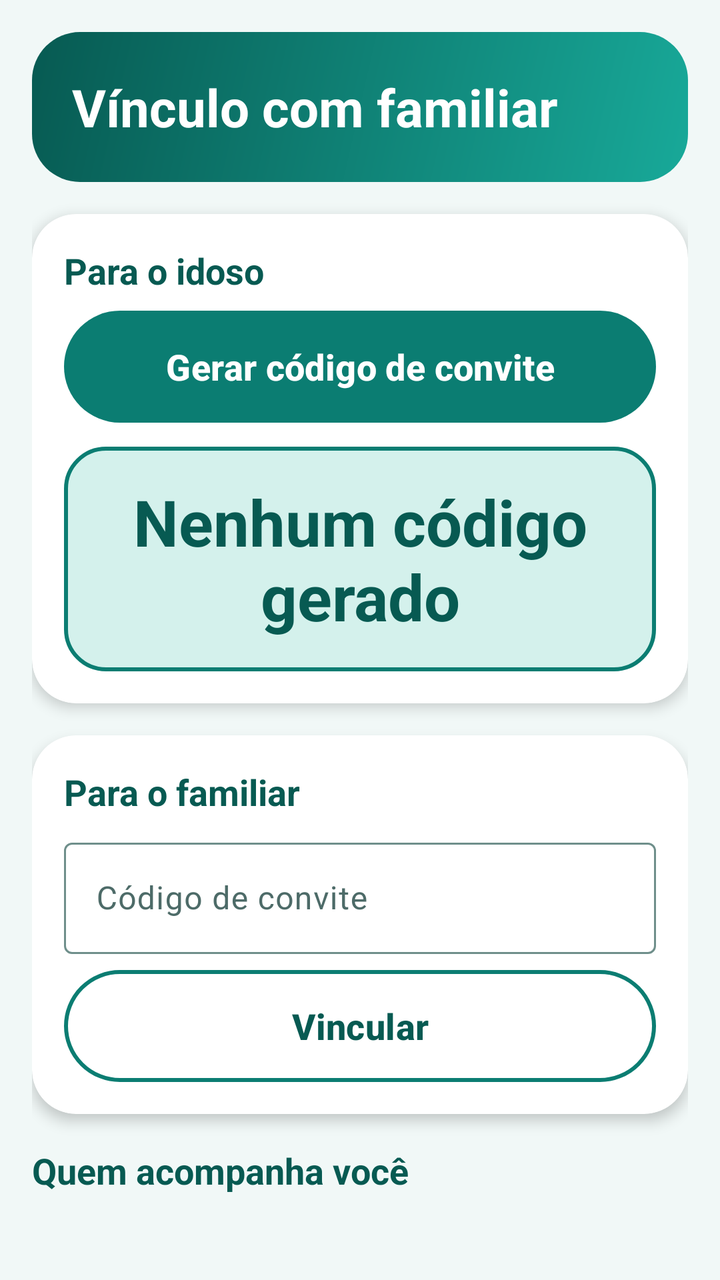
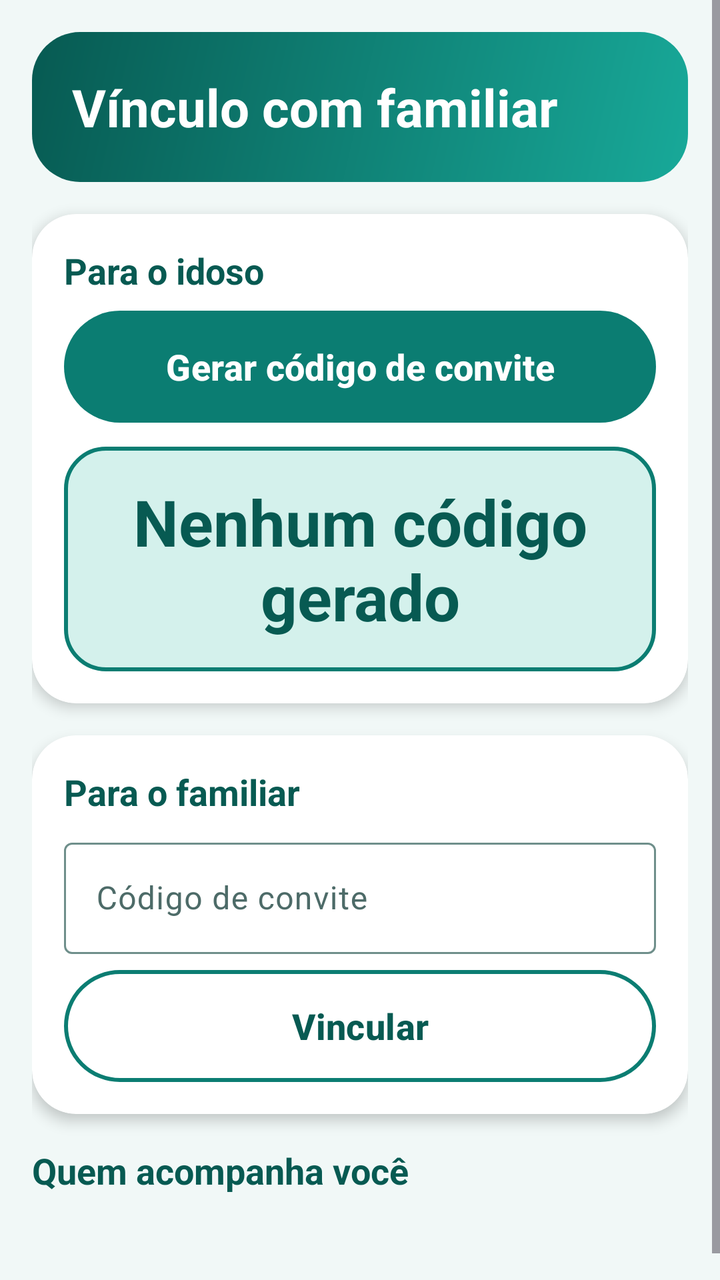

An Android layout rendered at two revisions. The XML below is the earlier revision; the diff shows what the commit changed to produce the second picture.
<!-- AndroidManifest.xml: application theme Theme.RemedioCerto -->
<!-- res/layout/fragment_vinculo.xml -->
<?xml version="1.0" encoding="utf-8"?>
<ScrollView xmlns:android="http://schemas.android.com/apk/res/android"
    android:layout_width="match_parent"
    android:layout_height="match_parent">

    <LinearLayout
        android:layout_width="match_parent"
        android:layout_height="wrap_content"
        android:orientation="vertical"
        android:padding="@dimen/margem">

        <TextView
            android:id="@+id/tvTitulo"
            style="@style/Estilo.Titulo"
            android:layout_width="match_parent"
            android:layout_height="wrap_content"
            android:text="@string/vinculo_titulo" />

        <com.google.android.material.card.MaterialCardView
            android:layout_width="match_parent"
            android:layout_height="wrap_content"
            android:layout_marginTop="@dimen/margem">

            <LinearLayout
                android:layout_width="match_parent"
                android:layout_height="wrap_content"
                android:orientation="vertical"
                android:padding="@dimen/margem">

                <TextView
                    style="@style/Estilo.Secao"
                    android:layout_width="match_parent"
                    android:layout_height="wrap_content"
                    android:text="@string/vinculo_gerar_titulo" />

                <com.google.android.material.button.MaterialButton
                    android:id="@+id/btnGerarCodigo"
                    android:layout_width="match_parent"
                    android:layout_height="@dimen/altura_botao"
                    android:layout_marginTop="8dp"
                    android:text="@string/vinculo_gerar" />

                <TextView
                    android:id="@+id/tvCodigo"
                    android:layout_width="match_parent"
                    android:layout_height="wrap_content"
                    android:layout_marginTop="12dp"
                    android:background="@drawable/bg_destaque"
                    android:gravity="center"
                    android:padding="@dimen/margem"
                    android:text="@string/vinculo_codigo_vazio"
                    android:textColor="@color/rc_primaria_escura"
                    android:textSize="@dimen/texto_alarme"
                    android:textStyle="bold" />
            </LinearLayout>
        </com.google.android.material.card.MaterialCardView>

        <com.google.android.material.card.MaterialCardView
            android:layout_width="match_parent"
            android:layout_height="wrap_content"
            android:layout_marginTop="@dimen/margem">

            <LinearLayout
                android:layout_width="match_parent"
                android:layout_height="wrap_content"
                android:orientation="vertical"
                android:padding="@dimen/margem">

                <TextView
                    style="@style/Estilo.Secao"
                    android:layout_width="match_parent"
                    android:layout_height="wrap_content"
                    android:text="@string/vinculo_usar_titulo" />

                <com.google.android.material.textfield.TextInputLayout
                    android:layout_width="match_parent"
                    android:layout_height="wrap_content"
                    android:layout_marginTop="8dp"
                    android:hint="@string/vinculo_codigo_hint">

                    <com.google.android.material.textfield.TextInputEditText
                        android:id="@+id/etCodigoConvite"
                        android:layout_width="match_parent"
                        android:layout_height="wrap_content"
                        android:inputType="number" />
                </com.google.android.material.textfield.TextInputLayout>

                <com.google.android.material.button.MaterialButton
                    android:id="@+id/btnVincular"
                    style="@style/Widget.RemedioCerto.Button.Outlined"
                    android:layout_width="match_parent"
                    android:layout_height="@dimen/altura_botao"
                    android:layout_marginTop="8dp"
                    android:text="@string/vinculo_vincular" />
            </LinearLayout>
        </com.google.android.material.card.MaterialCardView>

        <TextView
            style="@style/Estilo.Secao"
            android:layout_width="match_parent"
            android:layout_height="wrap_content"
            android:layout_marginTop="@dimen/margem"
            android:text="@string/vinculo_lista_titulo" />

        <androidx.recyclerview.widget.RecyclerView
            android:id="@+id/rvVinculos"
            android:layout_width="match_parent"
            android:layout_height="wrap_content"
            android:layout_marginTop="8dp"
            android:nestedScrollingEnabled="false" />
    </LinearLayout>
</ScrollView>
<!-- resources referenced by this layout -->
<resources>
  <color name="rc_primaria_escura">#075A52</color>
  <dimen name="altura_botao">56dp</dimen>
  <dimen name="margem">16dp</dimen>
  <dimen name="texto_alarme">32sp</dimen>
  <string name="vinculo_codigo_hint">Código de convite</string>
  <string name="vinculo_codigo_vazio">Nenhum código gerado</string>
  <string name="vinculo_gerar">Gerar código de convite</string>
  <string name="vinculo_gerar_titulo">Para o idoso</string>
  <string name="vinculo_lista_titulo">Quem acompanha você</string>
  <string name="vinculo_titulo">Vínculo com familiar</string>
  <string name="vinculo_usar_titulo">Para o familiar</string>
  <string name="vinculo_vincular">Vincular</string>
  <style name="Estilo.Secao" parent="">
          <item name="android:textColor">@color/rc_primaria_escura</item>
          <item name="android:textSize">18sp</item>
          <item name="android:textStyle">bold</item>
      </style>
  <style name="Widget.RemedioCerto.Button.Outlined" parent="Widget.Material3.Button.OutlinedButton">
          <item name="android:textSize">18sp</item>
          <item name="android:textStyle">bold</item>
          <item name="android:textAllCaps">false</item>
          <item name="android:insetTop">0dp</item>
          <item name="android:insetBottom">0dp</item>
          <item name="android:textColor">@color/rc_primaria_escura</item>
          <item name="cornerRadius">28dp</item>
          <item name="strokeColor">@color/rc_primaria</item>
          <item name="strokeWidth">2dp</item>
      </style>
  <color name="rc_primaria_clara">#D4F1EC</color>
  <color name="rc_primaria">#0B7D72</color>
  <color name="white">#FFFFFFFF</color>
  <color name="rc_sobre_primaria">#FFFFFF</color>
  <color name="rc_coral">#E8553A</color>
  <color name="rc_amarelo">#FFC93C</color>
  <color name="rc_fundo">#F1F8F7</color>
  <color name="rc_superficie">#FFFFFF</color>
  <color name="rc_superficie_alta">#E3F0EE</color>
  <color name="rc_texto">#12312F</color>
  <color name="rc_texto_suave">#4D6B68</color>
  <color name="rc_contorno_forte">#6F8F8B</color>
  <color name="rc_contorno">#C9E2DE</color>
  <style name="Forma.Pequena" parent="ShapeAppearance.Material3.SmallComponent">
          <item name="cornerFamily">rounded</item>
          <item name="cornerSize">14dp</item>
      </style>
  <style name="Forma.Media" parent="ShapeAppearance.Material3.MediumComponent">
          <item name="cornerFamily">rounded</item>
          <item name="cornerSize">22dp</item>
      </style>
  <style name="Forma.Grande" parent="ShapeAppearance.Material3.LargeComponent">
          <item name="cornerFamily">rounded</item>
          <item name="cornerSize">28dp</item>
      </style>
  <style name="Widget.RemedioCerto.Card" parent="Widget.Material3.CardView.Elevated">
          <item name="cardBackgroundColor">@color/rc_superficie</item>
          <item name="cardElevation">4dp</item>
          <item name="cardCornerRadius">22dp</item>
      </style>
  <style name="Widget.RemedioCerto.Button" parent="Widget.Material3.Button">
          <item name="android:textSize">18sp</item>
          <item name="android:textStyle">bold</item>
          <item name="android:textAllCaps">false</item>
          <item name="android:insetTop">0dp</item>
          <item name="android:insetBottom">0dp</item>
          <item name="cornerRadius">28dp</item>
      </style>
  <color name="rc_gradiente_fim">#18A999</color>
  <color name="rc_gradiente_inicio">#075A52</color>
  <style name="Texto.Aba" parent="TextAppearance.Material3.LabelMedium">
          <item name="android:textSize">13sp</item>
          <item name="android:textStyle">bold</item>
      </style>
  <!-- unchanged entries left out for length: 5 -->
</resources>

<!-- the commit's change to res/layout/fragment_vinculo.xml (unified diff, before → after) -->
@@ -17,6 +17,7 @@
             android:text="@string/vinculo_titulo" />
 
         <com.google.android.material.card.MaterialCardView
+            android:id="@+id/cardGerar"
             android:layout_width="match_parent"
             android:layout_height="wrap_content"
             android:layout_marginTop="@dimen/margem">
@@ -36,7 +37,8 @@
                 <com.google.android.material.button.MaterialButton
                     android:id="@+id/btnGerarCodigo"
                     android:layout_width="match_parent"
-                    android:layout_height="@dimen/altura_botao"
+                    android:layout_height="wrap_content"
+                    android:minHeight="@dimen/altura_botao"
                     android:layout_marginTop="8dp"
                     android:text="@string/vinculo_gerar" />
 
@@ -52,10 +54,30 @@
                     android:textColor="@color/rc_primaria_escura"
                     android:textSize="@dimen/texto_alarme"
                     android:textStyle="bold" />
+
+                <TextView
+                    android:id="@+id/tvValidade"
+                    android:layout_width="match_parent"
+                    android:layout_height="wrap_content"
+                    android:layout_marginTop="8dp"
+                    android:gravity="center"
+                    android:textSize="@dimen/texto_corpo"
+                    android:visibility="gone" />
+
+                <com.google.android.material.button.MaterialButton
+                    android:id="@+id/btnCompartilhar"
+                    style="@style/Widget.RemedioCerto.Button.Outlined"
+                    android:layout_width="match_parent"
+                    android:layout_height="wrap_content"
+                    android:minHeight="@dimen/altura_botao"
+                    android:layout_marginTop="8dp"
+                    android:text="@string/vinculo_compartilhar"
+                    android:visibility="gone" />
             </LinearLayout>
         </com.google.android.material.card.MaterialCardView>
 
         <com.google.android.material.card.MaterialCardView
+            android:id="@+id/cardUsar"
             android:layout_width="match_parent"
             android:layout_height="wrap_content"
             android:layout_marginTop="@dimen/margem">
@@ -73,6 +95,7 @@
                     android:text="@string/vinculo_usar_titulo" />
 
                 <com.google.android.material.textfield.TextInputLayout
+                    android:id="@+id/tilCodigoConvite"
                     android:layout_width="match_parent"
                     android:layout_height="wrap_content"
                     android:layout_marginTop="8dp"
@@ -82,25 +105,35 @@
                         android:id="@+id/etCodigoConvite"
                         android:layout_width="match_parent"
                         android:layout_height="wrap_content"
-                        android:inputType="number" />
+                        android:inputType="number"
+                    android:maxLength="12" />
                 </com.google.android.material.textfield.TextInputLayout>
 
                 <com.google.android.material.button.MaterialButton
                     android:id="@+id/btnVincular"
                     style="@style/Widget.RemedioCerto.Button.Outlined"
                     android:layout_width="match_parent"
-                    android:layout_height="@dimen/altura_botao"
+                    android:layout_height="wrap_content"
+                    android:minHeight="@dimen/altura_botao"
                     android:layout_marginTop="8dp"
                     android:text="@string/vinculo_vincular" />
             </LinearLayout>
         </com.google.android.material.card.MaterialCardView>
 
         <TextView
+            android:id="@+id/tvListaTitulo"
             style="@style/Estilo.Secao"
             android:layout_width="match_parent"
             android:layout_height="wrap_content"
             android:layout_marginTop="@dimen/margem"
             android:text="@string/vinculo_lista_titulo" />
+
+        <TextView
+            android:id="@+id/tvListaVazia"
+            android:layout_width="match_parent"
+            android:layout_height="wrap_content"
+            android:layout_marginTop="8dp"
+            android:textSize="@dimen/texto_corpo" />
 
         <androidx.recyclerview.widget.RecyclerView
             android:id="@+id/rvVinculos"
<!-- resource entries referenced after the edit -->
@@ -4,8 +4,10 @@
   <dimen name="altura_botao">56dp</dimen>
   <dimen name="margem">16dp</dimen>
   <dimen name="texto_alarme">32sp</dimen>
+  <dimen name="texto_corpo">18sp</dimen>
   <string name="vinculo_codigo_hint">Código de convite</string>
   <string name="vinculo_codigo_vazio">Nenhum código gerado</string>
+  <string name="vinculo_compartilhar">Compartilhar código</string>
   <string name="vinculo_gerar">Gerar código de convite</string>
   <string name="vinculo_gerar_titulo">Para o idoso</string>
   <string name="vinculo_lista_titulo">Quem acompanha você</string>
@@ -21,6 +23,8 @@
           <item name="android:textSize">18sp</item>
           <item name="android:textStyle">bold</item>
           <item name="android:textAllCaps">false</item>
+          <item name="android:maxLines">4</item>
+          <item name="android:ellipsize">none</item>
           <item name="android:insetTop">0dp</item>
           <item name="android:insetBottom">0dp</item>
           <item name="android:textColor">@color/rc_primaria_escura</item>
@@ -62,6 +66,8 @@
           <item name="android:textSize">18sp</item>
           <item name="android:textStyle">bold</item>
           <item name="android:textAllCaps">false</item>
+          <item name="android:maxLines">4</item>
+          <item name="android:ellipsize">none</item>
           <item name="android:insetTop">0dp</item>
           <item name="android:insetBottom">0dp</item>
           <item name="cornerRadius">28dp</item>
